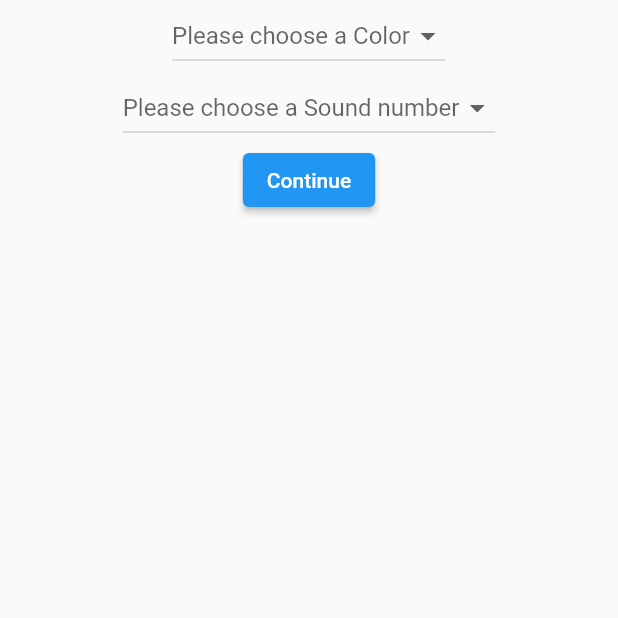
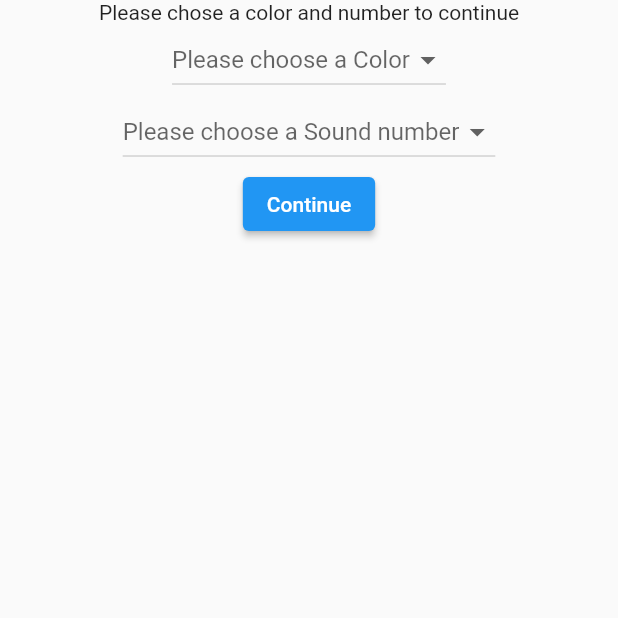
Before and after one commit to Alikhichi15/xylophone-App, a Flutter app: the screen it shows after launch, on a phone screen of 412 x 824 dp, the top half of it. Run offline on Flutter 3.47's test engine with Material 2 defaults, Android fonts, the light colour scheme and no system bars; our stand-ins replace audioplayers.

Commit message:
Added title

```diff
--- a/lib/views/homeScreen.dart
+++ b/lib/views/homeScreen.dart
@@ -29,6 +29,7 @@ class _MyHomePageState extends State<MyHomePage> {
         body: Center(
           child: Column(
             children: [
+              Text("Please chose a color and number to continue"),
               DropdownButton(
                 hint:
                     Text('Please choose a Color'), // Not necessary for Option 1
```
